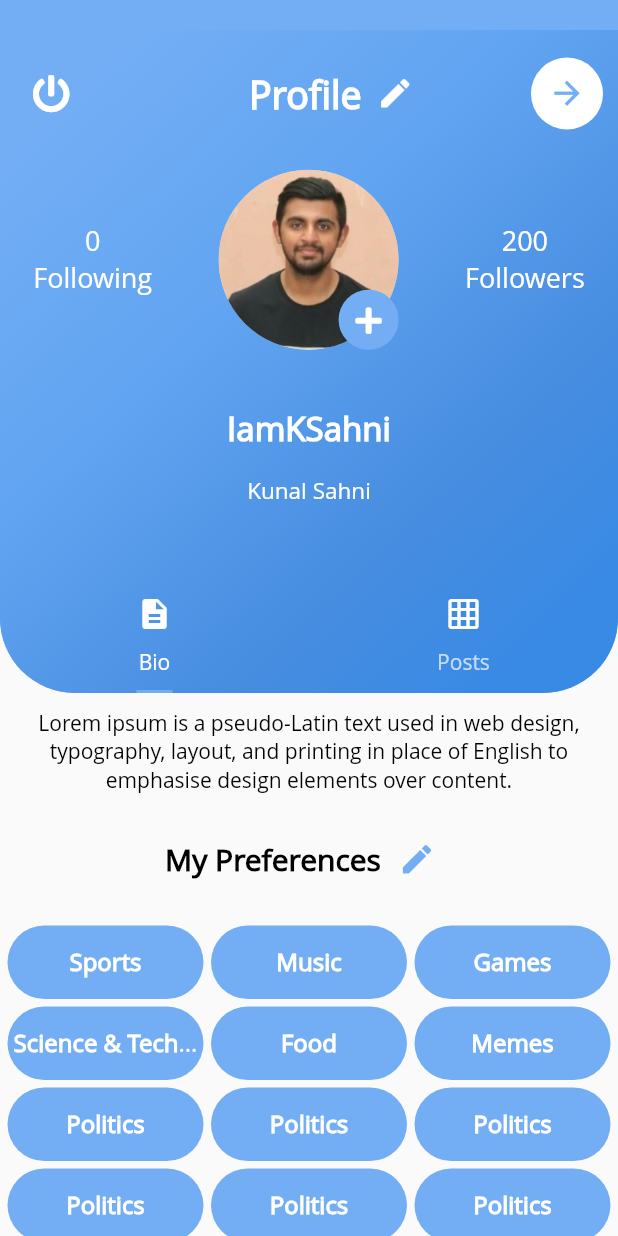
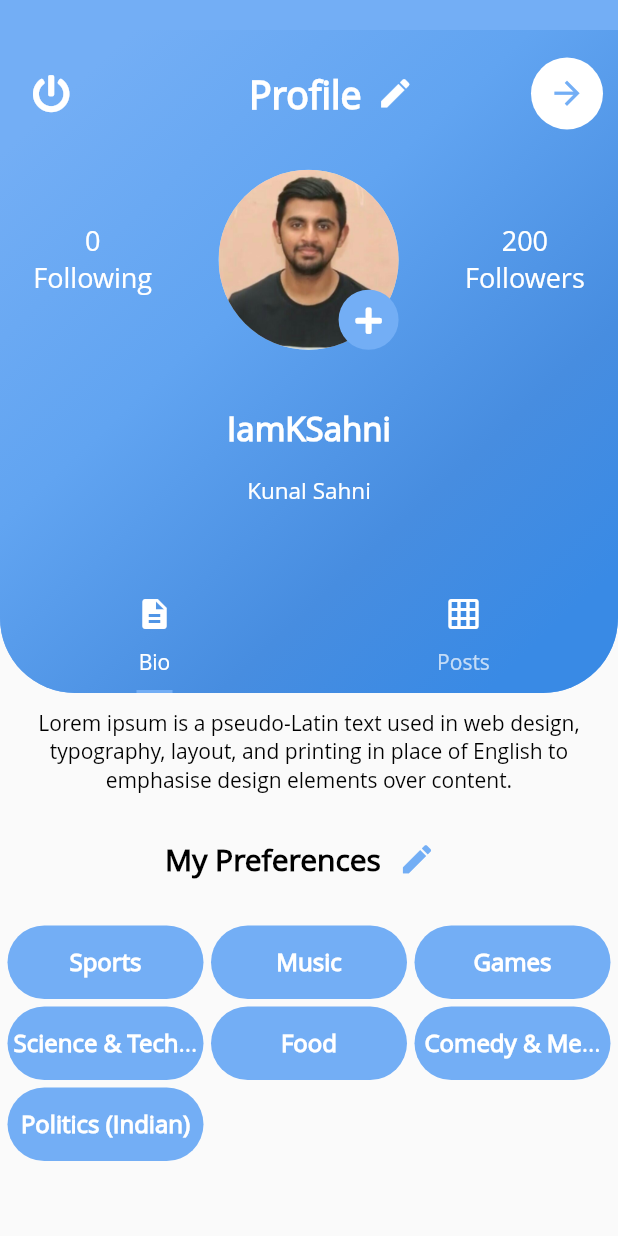
Before and after one commit to kunalsahni99/Xapp, a Flutter app: the Profile screen opened directly, on a phone screen of 412 x 824 dp. Run offline on Flutter 3.47's test engine with Material 2 defaults, Android fonts, the phone set to English and light mode, and no system bars; our stand-ins replace auto_animated, dotted_border, flutter_spinkit, fluttertoast, font_awesome_flutter, line_icons and 1 more; missing offline and left inert: fade.

Commit message:
added edit preferences functionality

```diff
--- a/lib/home/profile.dart
+++ b/lib/home/profile.dart
@@ -4,6 +4,7 @@ import 'package:font_awesome_flutter/font_awesome_flutter.dart';
 import 'package:flutter/material.dart';
 
 import 'edit_profile.dart';
+import 'preferences.dart';
 import '../transitions/slide_top_route.dart';
 import '../utils/prefs.dart';
 
@@ -19,12 +20,7 @@ class _ProfileState extends State<Profile> with SingleTickerProviderStateMixin {
     'Music',
     'Games',
     'Science & Technology',
-    'Food', 'Memes',
-    'Politics',
-    'Politics',
-    'Politics',
-    'Politics',
-    'Politics', 'Politics', 'Politics', 'Politics(Indian)']; //todo: initialize this list with user's preference list
+    'Food', 'Comedy & Memes', 'Politics (Indian)']; //todo: initialize this list with user's preference list
 
   @override
   void initState() {
@@ -72,7 +68,7 @@ class _ProfileState extends State<Profile> with SingleTickerProviderStateMixin {
                 IconButton(
                   icon: Icon(Icons.edit, color: Color(0xff73aef5), size: 25.0),
                   onPressed: () {
-                    //todo: edit preference list
+                    Navigator.push(context, SlideTopRoute(page: Preferences(userPrefs: userPrefs)));
                   },
                 )
               ],
```
Also changed, not shown: lib/home/preferences.dart (+43 -9 lines).
